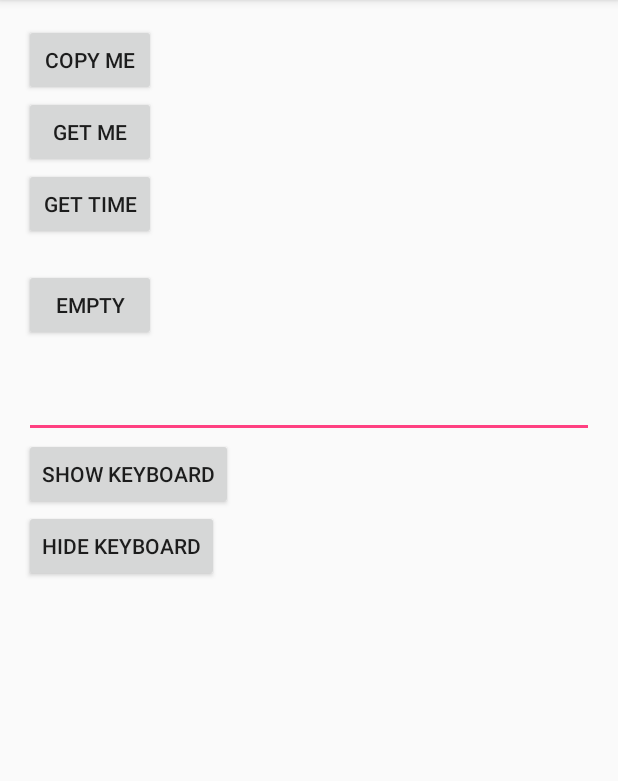
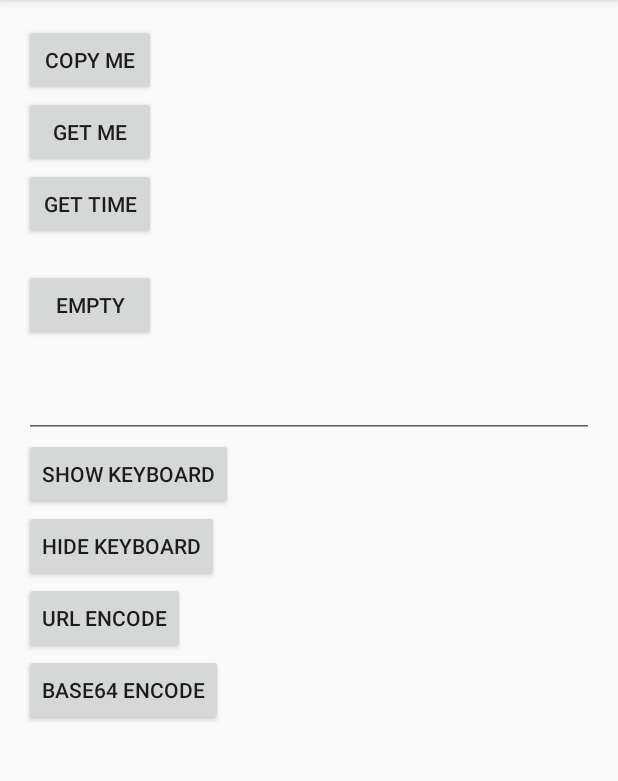
Before and after one commit to zouliping/android-utils, an Android app: the screen it shows after launch (MainActivity), on a phone screen of 412 x 824 dp, the part 84-865 px from its top. Run offline under Robolectric (Android 15) with nearby library versions, the phone set to English and light mode, and no system bars.

Commit message:
完成编码工具类

```diff
--- a/app/src/main/java/me/ellie/utils/MainActivity.java
+++ b/app/src/main/java/me/ellie/utils/MainActivity.java
@@ -9,16 +9,20 @@ import android.widget.EditText;
 import android.widget.TextView;
 
 import java.util.ArrayList;
+import java.util.Arrays;
 import java.util.List;
 
 import me.ellie.utils.library.ClipboardUtil;
 import me.ellie.utils.library.EmptyUtil;
+import me.ellie.utils.library.EncodeUtil;
 import me.ellie.utils.library.KeyboardUtil;
 import me.ellie.utils.library.LogUtil;
 import me.ellie.utils.library.TimeUtil;
 import me.ellie.utils.library.ToastUtil;
 
 public class MainActivity extends AppCompatActivity implements View.OnClickListener {
+
+    private static final String TAG = MainActivity.class.getSimpleName();
 
     private TextView tvShowTime, tvEmpty;
     private EditText etContent;
@@ -36,6 +40,8 @@ public class MainActivity extends AppCompatActivity implements View.OnClickListe
         etContent = (EditText) findViewById(R.id.main_content_et);
         findViewById(R.id.main_show_keyboard_btn).setOnClickListener(this);
         findViewById(R.id.main_hide_keyboard_btn).setOnClickListener(this);
+        findViewById(R.id.main_url_encode_btn).setOnClickListener(this);
+        findViewById(R.id.main_base64_encode_btn).setOnClickListener(this);
     }
 
     @Override
@@ -75,6 +81,14 @@ public class MainActivity extends AppCompatActivity implements View.OnClickListe
             case R.id.main_hide_keyboard_btn:
                 KeyboardUtil.hideKeyboard(this);
                 break;
+            case R.id.main_url_encode_btn:
+                LogUtil.d(TAG, "url encode test:" + EncodeUtil.urlEncode("test") + "\n"
+                        + "url encode 工具类:" + EncodeUtil.urlEncode("工具类"));
+                break;
+            case R.id.main_base64_encode_btn:
+                LogUtil.d(TAG, "base64 encode test:" + EncodeUtil.base64Encode2String("test") + "\n"
+                        + "base64 encode 工具类:" + Arrays.toString(EncodeUtil.base64Encode("工具类".getBytes())));
+                break;
         }
     }
 }
--- a/app/src/main/res/layout/activity_main.xml
+++ b/app/src/main/res/layout/activity_main.xml
@@ -52,7 +52,8 @@
     <EditText
         android:id="@+id/main_content_et"
         android:layout_width="match_parent"
-        android:layout_height="wrap_content" />
+        android:layout_height="wrap_content"
+        android:focusable="false"/>
 
     <Button
         android:id="@+id/main_show_keyboard_btn"
@@ -66,6 +67,18 @@
         android:layout_height="wrap_content"
         android:text="hide keyboard"/>
 
+    <Button
+        android:id="@+id/main_url_encode_btn"
+        android:layout_width="wrap_content"
+        android:layout_height="wrap_content"
+        android:text="url encode"/>
+
+    <Button
+        android:id="@+id/main_base64_encode_btn"
+        android:layout_width="wrap_content"
+        android:layout_height="wrap_content"
+        android:text="base64 encode"/>
+
 </LinearLayout>
 
 </ScrollView>
```
Also changed, not shown: library/src/main/java/me/ellie/utils/library/EncodeUtil.java (added, +113 -0 lines).
